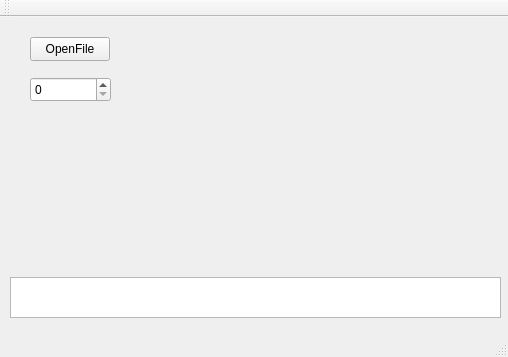
Qt form Analysis_UI/mainwindow.ui (goluckyryan/nonLinearFit) before a commit.
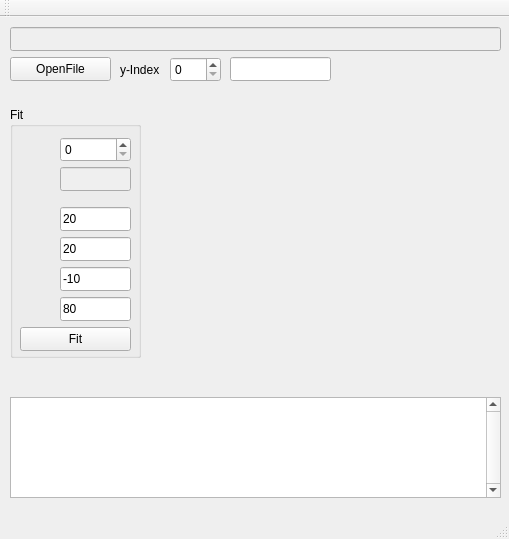
The same form after that commit. Custom widgets are drawn as their Qt base class.

Commit message: basic of the Analysis_UI complete, Analysis class is the next

```diff
--- a/Analysis_UI/mainwindow.ui
+++ b/Analysis_UI/mainwindow.ui
@@ -6,8 +6,8 @@
    <rect>
     <x>0</x>
     <y>0</y>
-    <width>508</width>
-    <height>357</height>
+    <width>509</width>
+    <height>539</height>
    </rect>
   </property>
   <property name="windowTitle">
@@ -17,10 +17,10 @@
    <widget class="QCustomPlot" name="customPlot" native="true">
     <property name="geometry">
      <rect>
-      <x>130</x>
-      <y>20</y>
-      <width>371</width>
-      <height>231</height>
+      <x>150</x>
+      <y>70</y>
+      <width>351</width>
+      <height>301</height>
      </rect>
     </property>
    </widget>
@@ -28,18 +28,21 @@
     <property name="geometry">
      <rect>
       <x>10</x>
-      <y>260</y>
+      <y>380</y>
       <width>491</width>
-      <height>41</height>
+      <height>101</height>
      </rect>
     </property>
+    <property name="verticalScrollBarPolicy">
+     <enum>Qt::ScrollBarAlwaysOn</enum>
+    </property>
    </widget>
    <widget class="QPushButton" name="pushButton">
     <property name="geometry">
      <rect>
-      <x>30</x>
-      <y>20</y>
-      <width>80</width>
+      <x>10</x>
+      <y>40</y>
+      <width>101</width>
       <height>24</height>
      </rect>
     </property>
@@ -50,13 +53,153 @@
    <widget class="QSpinBox" name="spinBox">
     <property name="geometry">
      <rect>
-      <x>30</x>
-      <y>60</y>
-      <width>81</width>
+      <x>170</x>
+      <y>40</y>
+      <width>51</width>
       <height>25</height>
      </rect>
     </property>
    </widget>
+   <widget class="QLineEdit" name="lineEdit">
+    <property name="enabled">
+     <bool>false</bool>
+    </property>
+    <property name="geometry">
+     <rect>
+      <x>10</x>
+      <y>10</y>
+      <width>491</width>
+      <height>24</height>
+     </rect>
+    </property>
+   </widget>
+   <widget class="QLabel" name="label">
+    <property name="geometry">
+     <rect>
+      <x>120</x>
+      <y>40</y>
+      <width>51</width>
+      <height>25</height>
+     </rect>
+    </property>
+    <property name="text">
+     <string>y-Index</string>
+    </property>
+   </widget>
+   <widget class="QLineEdit" name="lineEdit_y">
+    <property name="geometry">
+     <rect>
+      <x>230</x>
+      <y>40</y>
+      <width>101</width>
+      <height>24</height>
+     </rect>
+    </property>
+   </widget>
+   <widget class="QGroupBox" name="groupBox">
+    <property name="geometry">
+     <rect>
+      <x>10</x>
+      <y>90</y>
+      <width>131</width>
+      <height>251</height>
+     </rect>
+    </property>
+    <property name="title">
+     <string>Fit</string>
+    </property>
+    <widget class="QLineEdit" name="lineEdit_a">
+     <property name="geometry">
+      <rect>
+       <x>50</x>
+       <y>100</y>
+       <width>71</width>
+       <height>24</height>
+      </rect>
+     </property>
+     <property name="text">
+      <string>20</string>
+     </property>
+    </widget>
+    <widget class="QLineEdit" name="lineEdit_Ta">
+     <property name="geometry">
+      <rect>
+       <x>50</x>
+       <y>130</y>
+       <width>71</width>
+       <height>24</height>
+      </rect>
+     </property>
+     <property name="text">
+      <string>20</string>
+     </property>
+    </widget>
+    <widget class="QLineEdit" name="lineEdit_b">
+     <property name="geometry">
+      <rect>
+       <x>50</x>
+       <y>160</y>
+       <width>71</width>
+       <height>24</height>
+      </rect>
+     </property>
+     <property name="text">
+      <string>-10</string>
+     </property>
+    </widget>
+    <widget class="QLineEdit" name="lineEdit_Tb">
+     <property name="geometry">
+      <rect>
+       <x>50</x>
+       <y>190</y>
+       <width>71</width>
+       <height>24</height>
+      </rect>
+     </property>
+     <property name="text">
+      <string>80</string>
+     </property>
+    </widget>
+    <widget class="QPushButton" name="pushButton_Fit">
+     <property name="geometry">
+      <rect>
+       <x>10</x>
+       <y>220</y>
+       <width>111</width>
+       <height>24</height>
+      </rect>
+     </property>
+     <property name="text">
+      <string>Fit</string>
+     </property>
+    </widget>
+    <widget class="QLineEdit" name="lineEdit_x">
+     <property name="enabled">
+      <bool>false</bool>
+     </property>
+     <property name="geometry">
+      <rect>
+       <x>50</x>
+       <y>60</y>
+       <width>71</width>
+       <height>24</height>
+      </rect>
+     </property>
+     <property name="text">
+      <string/>
+     </property>
+    </widget>
+    <widget class="QSpinBox" name="spinBox_x">
+     <property name="geometry">
+      <rect>
+       <x>50</x>
+       <y>30</y>
+       <width>71</width>
+       <height>25</height>
+      </rect>
+     </property>
+    </widget>
+   </widget>
   </widget>
   <widget class="QMenuBar" name="menuBar">
    <property name="geometry">
```
Left out of the diff: 4 changed lines with no effect on the pictures. The commit also changes 8 other files.
